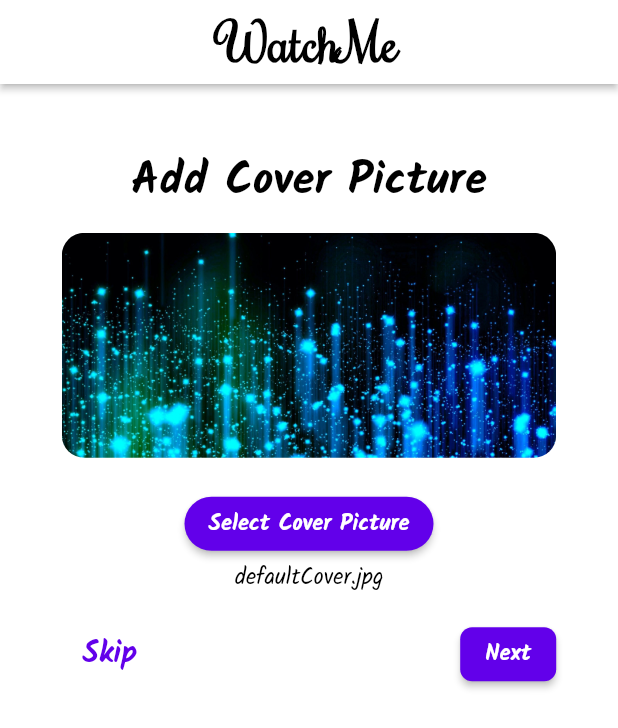
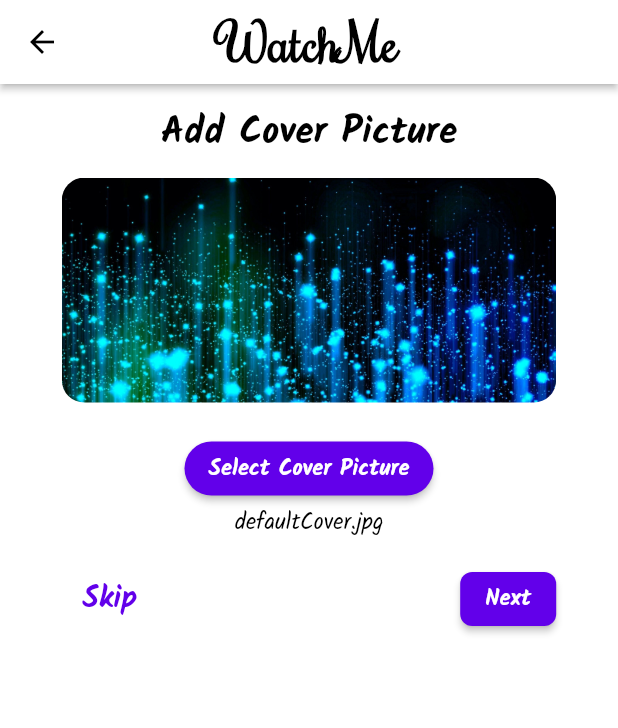
Before and after one commit to gaurishankar007/WatchMe-Flutter, a Flutter app: the screen it shows after launch, after a tap on "Skip", on a phone screen of 412 x 824 dp. Shown: the top 728 px of the screen. Run offline on Flutter 3.47's test engine with Material 2 defaults, Android fonts, the phone set to English and light mode, and no system bars; our stand-ins replace country_picker, file_picker, flutter_holo_date_picker, flutter_riverpod, form_field_validator, motion_toast and 1 more.

Commit message:
Adding themes

```diff
--- a/lib/screens/registration/cover_pic.dart
+++ b/lib/screens/registration/cover_pic.dart
@@ -27,6 +27,9 @@ class _AddCoverPictureState extends State<AddCoverPicture> {
         backgroundColor:
             ref.watch(themeController) ? Colors.black : Colors.white,
         appBar: AppBar(
+          iconTheme: IconThemeData(
+            color: ref.watch(themeController) ? Colors.white : Colors.black,
+          ),
           backgroundColor:
               ref.watch(themeController) ? Colors.black : Colors.white,
           title: Text(
@@ -42,10 +45,13 @@ class _AddCoverPictureState extends State<AddCoverPicture> {
           elevation: 2,
           shadowColor: ref.watch(themeController) ? Colors.white : Colors.black,
         ),
-        body: SafeArea(
-          child: SingleChildScrollView(
+        body: SingleChildScrollView(
           child: Padding(
-              padding: EdgeInsets.all(_screenWidth * 0.10),
+            padding: EdgeInsets.only(
+              top: _screenWidth * 0.03,
+              left: _screenWidth * 0.10,
+              right: _screenWidth * 0.10,
+            ),
             child: Form(
               key: _formKey,
               child: Column(
@@ -57,7 +63,7 @@ class _AddCoverPictureState extends State<AddCoverPicture> {
                       color: ref.watch(themeController)
                           ? Colors.white
                           : Colors.black,
-                        fontSize: 30,
+                      fontSize: 25,
                       fontFamily: "Kalam-Bold",
                     ),
                   ),
@@ -187,7 +193,6 @@ class _AddCoverPictureState extends State<AddCoverPicture> {
             ),
           ),
         ),
-        ),
       );
     });
   }
--- a/lib/screens/registration/profile_pic.dart
+++ b/lib/screens/registration/profile_pic.dart
@@ -28,6 +28,9 @@ class _AddProfilePictureState extends State<AddProfilePicture> {
         backgroundColor:
             ref.watch(themeController) ? Colors.black : Colors.white,
         appBar: AppBar(
+          iconTheme: IconThemeData(
+            color: ref.watch(themeController) ? Colors.white : Colors.black,
+          ),
           backgroundColor:
               ref.watch(themeController) ? Colors.black : Colors.white,
           title: Text(
@@ -44,7 +47,6 @@ class _AddProfilePictureState extends State<AddProfilePicture> {
           shadowColor: ref.watch(themeController) ? Colors.white : Colors.black,
         ),
         body: SingleChildScrollView(
-          child: SafeArea(
           child: Padding(
             padding: EdgeInsets.only(
               top: _screenWidth * 0.03,
@@ -62,7 +64,7 @@ class _AddProfilePictureState extends State<AddProfilePicture> {
                       color: ref.watch(themeController)
                           ? Colors.white
                           : Colors.black,
-                        fontSize: 30,
+                      fontSize: 25,
                       fontFamily: "Kalam-Bold",
                     ),
                   ),
@@ -194,7 +196,6 @@ class _AddProfilePictureState extends State<AddProfilePicture> {
             ),
           ),
         ),
-        ),
       );
     });
   }
```
Also changed, not shown: lib/screens/registration/personal_info.dart (+125 -8 lines). Lines whose indentation alone changed are shown as unchanged.
